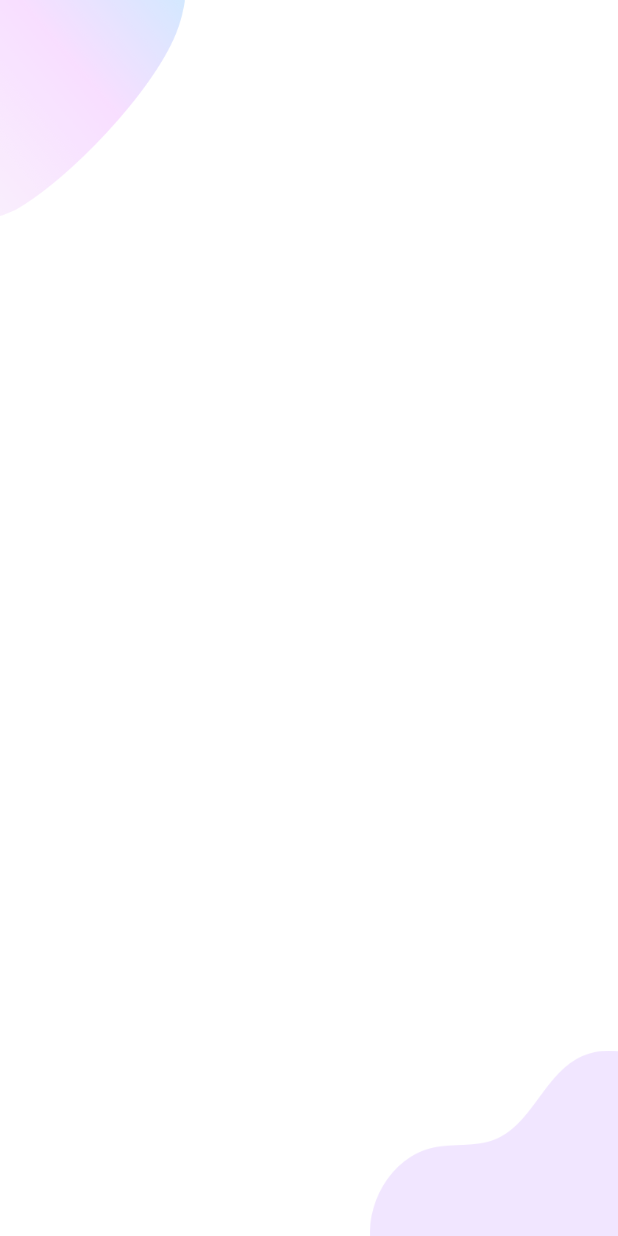
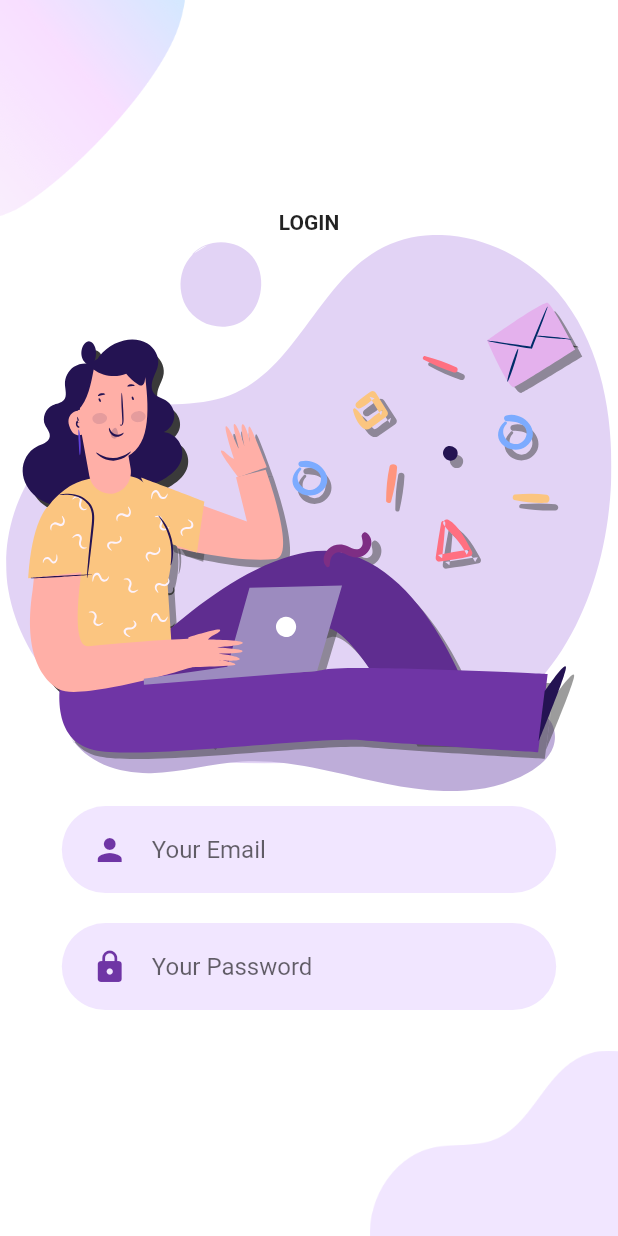
Before and after one commit to arunsingh28/Flutter-simple-app, a Flutter app: the screen it shows after launch, after a tap on "LOGIN", on a phone screen of 412 x 824 dp. Run offline on Flutter 3.47's test engine with Material 2 defaults, Android fonts, the phone set to English and light mode, and no system bars; our stand-ins replace flutter_svg.

Commit message:
passing icon

```diff
--- a/lib/Screen/Login/background.dart
+++ b/lib/Screen/Login/background.dart
@@ -1,8 +1,10 @@
 import 'package:flutter/material.dart';
 
 class Background extends StatelessWidget {
+  final Widget child;
   const Background({
     Key key,
+    this.child,
   }) : super(key: key);
 
   @override
@@ -28,6 +30,7 @@ class Background extends StatelessWidget {
                 "assets/images/login_bottom.png",
                 height: size.width * .3,
               )),
+          child
         ],
       ),
     );
--- a/lib/Screen/Login/login_screen.dart
+++ b/lib/Screen/Login/login_screen.dart
@@ -1,5 +1,7 @@
 import 'package:auth_ui/Screen/Login/background.dart';
+import 'package:auth_ui/constant.dart';
 import 'package:flutter/material.dart';
+import 'package:flutter_svg/svg.dart';
 
 class LoginScreen extends StatelessWidget {
   const LoginScreen({Key key}) : super(key: key);
@@ -8,7 +10,69 @@ class LoginScreen extends StatelessWidget {
   Widget build(BuildContext context) {
     Size size = MediaQuery.of(context).size;
     return Scaffold(
-      body: Background(),
+      body: Background(
+        child: SingleChildScrollView(
+          child: Column(
+            mainAxisAlignment: MainAxisAlignment.center,
+            children: <Widget>[
+              Text(
+                "LOGIN",
+                style: TextStyle(fontWeight: FontWeight.bold),
+              ),
+              // SizedBox(
+              //   height: size.height * .3,
+              // ),
+              SvgPicture.asset(
+                "assets/icons/login.svg",
+                height: size.height * .45,
+              ),
+              TextFieldContainer(
+                child: TextField(
+                  decoration: InputDecoration(
+                      hintText: "Your Email",
+                      icon: Icon(
+                        Icons.person,
+                        color: PrimaryColor,
+                      ),
+                      border: InputBorder.none),
+                ),
+              ),
+              TextFieldContainer(
+                child: TextField(
+                  decoration: InputDecoration(
+                      hintText: "Your Password",
+                      icon: Icon(
+                        Icons.lock,
+                        color: PrimaryColor,
+                      ),
+                      border: InputBorder.none),
+                ),
+              )
+            ],
+          ),
+        ),
+      ),
     );
   }
 }
+
+class TextFieldContainer extends StatelessWidget {
+  final Widget child;
+  const TextFieldContainer({
+    Key key,
+    this.child,
+  }) : super(key: key);
+
+  @override
+  Widget build(BuildContext context) {
+    Size size = MediaQuery.of(context).size;
+    return Container(
+      margin: EdgeInsets.symmetric(vertical: 10),
+      padding: EdgeInsets.symmetric(horizontal: 20, vertical: 5),
+      width: size.width * .8,
+      decoration: BoxDecoration(
+          color: PrimaryLightColor, borderRadius: BorderRadius.circular(29)),
+      child: child,
+    );
+  }
+}
```
